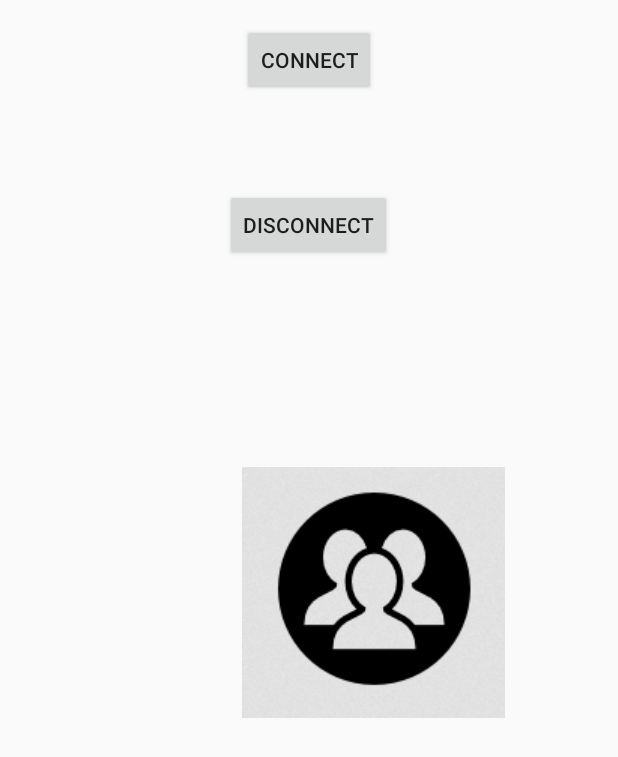
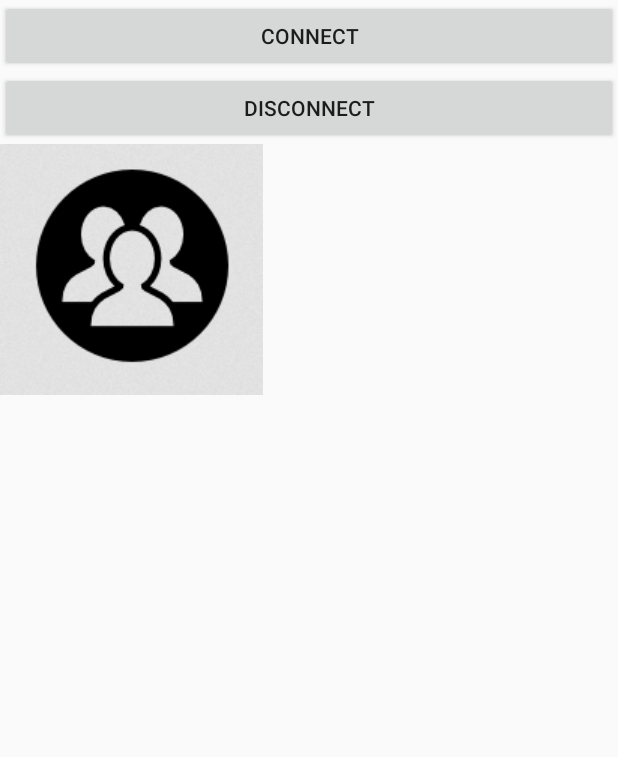
Before and after one commit to KPWJINT/ScreenMirrorAndroidClient, an Android app: the screen it shows after launch (Main), after a tap on "CONNECT", on a phone screen of 412 x 824 dp. Shown: the top 757 px of the screen. Run offline under Robolectric (Android 15) with nearby library versions, the phone set to English and light mode, and no system bars; our stand-ins replace ButterKnife; network calls fail.

Commit message:
Change layout to linear

```diff
--- a/app/src/main/java/javatech/screenmirror/ClientThread.java
+++ b/app/src/main/java/javatech/screenmirror/ClientThread.java
@@ -13,8 +13,8 @@ import java.net.Socket;
 public class ClientThread extends Thread {
 
     private static final int PORT =81;
-    private static final String HOST="192.168.1.4"; //172.16.11.83
-    private final int TIMEOUT = 1000;
+    private static final String HOST="172.16.11.83"; //172.16.11.83
+    private final int TIMEOUT = 20;
 
     private Socket clientSocket =null;
     private Context context;
--- a/app/src/main/res/layout/activity_main.xml
+++ b/app/src/main/res/layout/activity_main.xml
@@ -1,35 +1,40 @@
 <?xml version="1.0" encoding="utf-8"?>
-<RelativeLayout xmlns:android="http://schemas.android.com/apk/res/android"
+<LinearLayout xmlns:android="http://schemas.android.com/apk/res/android"
     xmlns:tools="http://schemas.android.com/tools"
     android:layout_width="match_parent"
     android:layout_height="match_parent"
+    android:orientation="vertical"
     tools:context="javatech.screenmirror.Main">
+
+    <ScrollView
+        android:layout_width="match_parent"
+        android:layout_height="match_parent">
+        <LinearLayout
+            android:layout_width="match_parent"
+            android:layout_height="match_parent"
+            android:orientation="vertical">
 
             <Button
                 android:id="@+id/buttonConnect"
-    android:layout_width="wrap_content"
+                android:layout_width="match_parent"
                 android:layout_height="wrap_content"
-    android:layout_alignParentTop="true"
-    android:layout_centerHorizontal="true"
-    android:layout_marginTop="16dp"
                 android:text="@string/connectButton" />
 
             <Button
                 android:id="@+id/buttonDisconnect"
-        android:layout_width="wrap_content"
+                android:layout_width="match_parent"
                 android:layout_height="wrap_content"
-        android:layout_marginTop="62dp"
-        android:text="disconnect"
-        android:layout_below="@+id/buttonConnect"
-        android:layout_centerHorizontal="true" />
+                android:text="disconnect" />
 
             <ImageView
                 android:id="@+id/imageViewScreenshot"
                 android:layout_width="wrap_content"
                 android:layout_height="wrap_content"
-        android:layout_below="@+id/buttonDisconnect"
-        android:layout_marginTop="137dp"
-        android:layout_alignLeft="@+id/buttonConnect"
-        android:layout_alignStart="@+id/buttonConnect" />
+ />
 
-</RelativeLayout>
+        </LinearLayout>
+
+    </ScrollView>
+
+
+</LinearLayout>
```
Lines whose indentation alone changed are shown as unchanged.
